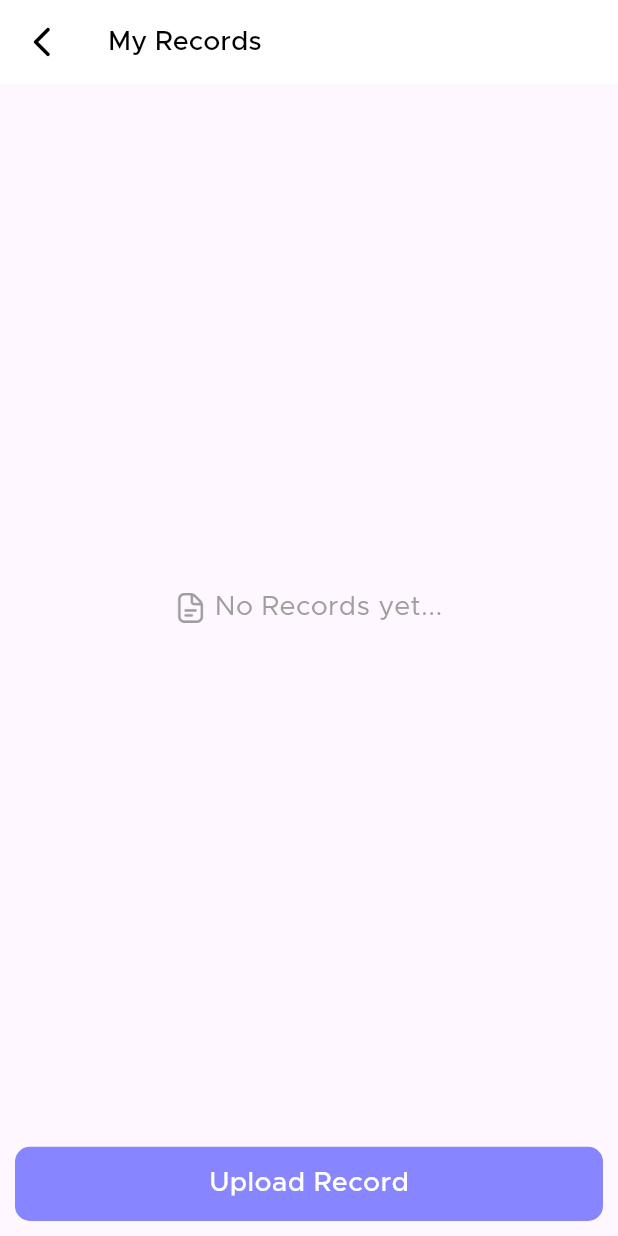
After one commit to Health-visioneers/Vitalize-App, a Flutter app: the MyRecords screen opened directly, on a phone screen of 412 x 824 dp. The commit adds this screen. Run offline on Flutter 3.47's test engine with Material 3 defaults, Android fonts, the phone set to English and light mode, and no system bars; missing offline and left inert: alarm, cunning_document_scanner, flutter_pdfview, syncfusion_flutter_pdf.

Commit message:
created prescriptions and health records PDF

```diff
--- a/lib/home.dart
+++ b/lib/views/home.dart
@@ -1,5 +1,5 @@
 import 'package:flutter/material.dart';
-import 'package:vitaliz/widgets/home_page_card.dart';
+import 'package:vitaliz/views/widgets/home_page_card.dart';
 
 class Home extends StatefulWidget {
   const Home({super.key});
--- a/lib/prescriptions_page.dart
+++ b/lib/views/prescriptions_page.dart
@@ -1,7 +1,7 @@
 import 'package:flutter/material.dart';
 import 'package:provider/provider.dart';
 import 'package:vitaliz/providers/prescription_controller.dart';
-import 'package:vitaliz/widgets/prescription_card.dart';
+import 'package:vitaliz/views/widgets/prescription_card.dart';
 
 class PrescriptionsPage extends StatefulWidget {
   const PrescriptionsPage({super.key});
--- /dev/null
+++ b/lib/views/records_page.dart
@@ -0,0 +1,107 @@
+import 'dart:io';
+
+import 'package:flutter/foundation.dart';
+import 'package:flutter/material.dart';
+import 'package:cunning_document_scanner/cunning_document_scanner.dart';
+import 'package:provider/provider.dart';
+import 'package:vitaliz/providers/records_controller.dart';
+import 'package:vitaliz/views/pdf_viewer.dart';
+
+class MyRecords extends StatefulWidget {
+  const MyRecords({super.key});
+
+  @override
+  State<MyRecords> createState() => _MyRecordsState();
+}
+
+
+
+class _MyRecordsState extends State<MyRecords> {
+
+  @override
+  Widget build(BuildContext context) {
+    final recordController = Provider.of<RecordsProvider>(context);
+    double w = MediaQuery.of(context).size.width;
+    double h = MediaQuery.of(context).size.height;
+    return Scaffold(
+      appBar: AppBar(
+        leading: IconButton(onPressed: (){
+          Navigator.of(context).pop();
+        }, icon: Icon(Icons.arrow_back_ios_new_rounded,color: Colors.black,)),
+        title: const Text("My Records",style: TextStyle(fontFamily: 'metro-m',fontSize: 18,color: Colors.black),),
+        backgroundColor: Colors.white,
+      ),
+      bottomNavigationBar: GestureDetector(
+        child: Container(
+          width: double.infinity,
+          margin: const EdgeInsets.all(10),
+          height: h * 0.06,
+          decoration: BoxDecoration(
+            borderRadius: BorderRadius.circular(10),
+            color: const Color.fromARGB(255, 135, 133, 255),
+          ),
+          child: const Center(
+            child: Text("Upload Record",style: TextStyle(fontFamily: 'metro-m',fontSize: 18,color: Colors.white),),
+          ),
+        ),
+        onTap: ()async{
+          final imagePaths = (await CunningDocumentScanner.getPictures(crop: true))!;
+          setState(() {
+            recordController.imagePath = imagePaths;
+          });
+        },
+      ),
+      body: SafeArea(
+        child:Padding(
+          padding: EdgeInsets.all(12),
+          child:recordController.imagePath[0] == "" ? Center(
+            child:Row(
+              mainAxisAlignment: MainAxisAlignment.center,
+              children: [
+                Image.asset("assets/icons/document.png",scale: 15,width: 20,color: Colors.grey,),
+                SizedBox(width: 6,),
+                Text("No Records yet...",style: TextStyle(fontFamily: 'metro',color: Colors.grey,fontSize: 18),)
+              ],
+            )
+          ) : Center(
+                child: Column(
+                  children: [
+                    Container(
+                      padding:const EdgeInsets.all(10),
+                      width: w * 0.7,
+                      height: h * 0.6,
+                      decoration: BoxDecoration(
+                        borderRadius: BorderRadius.circular(10),
+                        color: Color.fromARGB(37, 135, 133, 255),
+                      ),
+                      child: Center(
+                        child: Image(image: FileImage(File(recordController.imagePath[0])),fit: BoxFit.cover,),
+                      ),
+                    ),
+                    SizedBox(height: 10,),
+                    GestureDetector(
+        child: Container(
+          width: double.infinity,
+          margin: const EdgeInsets.all(10),
+          height: h * 0.06,
+          decoration: BoxDecoration(
+            borderRadius: BorderRadius.circular(10),
+            color: const Color.fromARGB(255, 135, 133, 255),
+          ),
+          child: const Center(
+            child: Text("Create PDF",style: TextStyle(fontFamily: 'metro-m',fontSize: 18,color: Colors.white),),
+          ),
+        ),
+        onTap: ()async{
+          await recordController.convertToPdf();
+          Navigator.of(context).push(MaterialPageRoute(builder: (context)=> PDFViewer()));
+        },
+      ),
+                  ],
+                ),
+          ),
+        )
+      ),
+    );
+  }
+}
--- a/lib/widgets/prescription_card.dart
+++ b/lib/views/widgets/prescription_card.dart
@@ -1,7 +1,7 @@
 
 import 'package:flutter/material.dart';
 import 'package:vitaliz/models/prescription_model.dart';
-import 'package:vitaliz/widgets/prescription_page.dart';
+import 'package:vitaliz/views/widgets/prescription_page.dart';
 
 class PrescriptionCard extends StatefulWidget {
   PrescriptionCard({
--- a/pubspec.yaml
+++ b/pubspec.yaml
@@ -39,6 +39,10 @@ dependencies:
   provider: ^6.1.1
   hive: ^2.2.3
   alarm: ^3.0.2
+  cunning_document_scanner: ^1.1.5
+  syncfusion_flutter_pdf: ^24.2.7
+  path_provider: ^2.1.2
+  flutter_pdfview: ^1.3.2
 dev_dependencies:
   flutter_test:
     sdk: flutter
```
Also changed, not shown: lib/main.dart (+6 -2 lines), lib/providers/records_controller.dart (added, +38 -0 lines), lib/views/pdf_viewer.dart (added, +43 -0 lines), lib/views/widgets/home_page_card.dart (renamed from lib/widgets/home_page_card.dart, +8 -3 lines), lib/widgets/prescription_page.dart (deleted, +0 -128 lines), assets/icons/Paper.png (added), assets/icons/Scan.png (added), assets/icons/document.png (added), lib/helpers/scan_document.dart (added), lib/views/alarm_page.dart (renamed from lib/alarm_page.dart), lib/views/widgets/live_doctor_card.dart (renamed from lib/widgets/live_doctor_card.dart), pubspec.lock, 3 other files.
